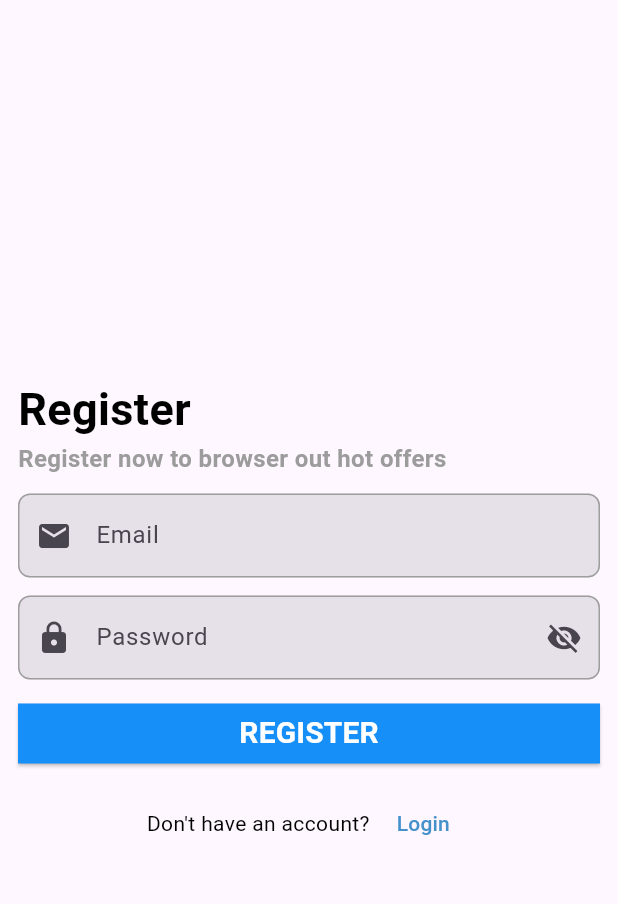
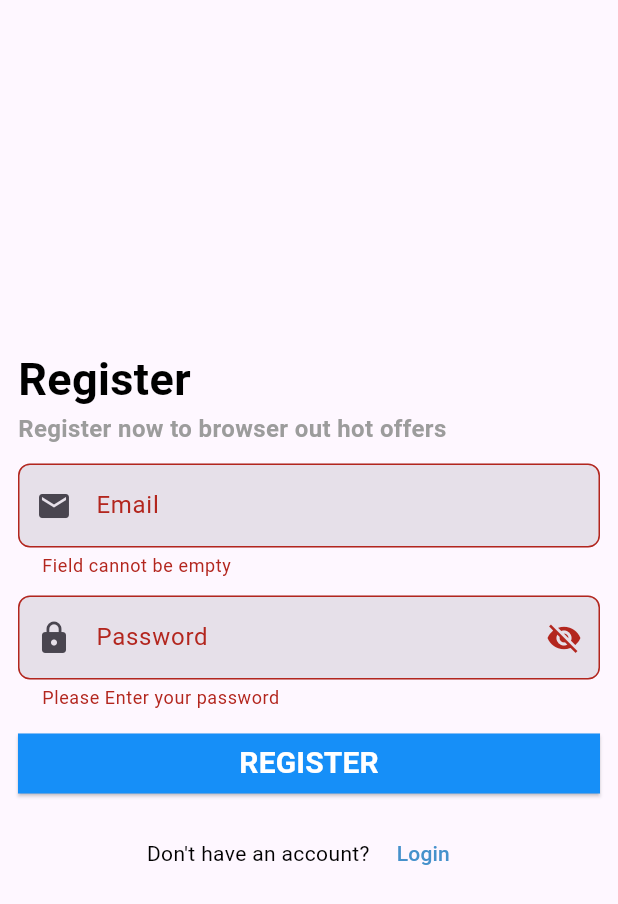
Before and after one commit to MahmoudKatr/chat_app, a Flutter app: the screen it shows after launch, after a tap on "Register", after a tap on "REGISTER", on a phone screen of 412 x 824 dp. Shown: the top 904 px of the screen. Run offline on Flutter 3.47's test engine with Material 3 defaults, Android fonts, the phone set to English and light mode, and no system bars; our stand-ins replace firebase_auth, firebase_core, flutter_bloc; accounts and stored records are empty.

Commit message:
Adding Login Register✅

```diff
--- a/lib/cubits/register_cubit/register_cubit.dart
+++ b/lib/cubits/register_cubit/register_cubit.dart
@@ -5,7 +5,7 @@ import 'package:shop_app/cubits/register_cubit/register_states.dart';
 class RegisterCubit extends Cubit<RegisterStates> {
   RegisterCubit() : super(RegisterInitialState());
 
-  Future<User?> login(String email, String password) async {
+  Future<User?> register(String email, String password) async {
     emit(RegisterLoading());
     try {
       final userCredential = await FirebaseAuth.instance
--- a/lib/features/authentications/register_screen.dart
+++ b/lib/features/authentications/register_screen.dart
@@ -1,7 +1,11 @@
 import 'package:flutter/material.dart';
+import 'package:flutter_bloc/flutter_bloc.dart';
 import 'package:shop_app/components/widget/custom_button.dart';
 import 'package:shop_app/components/widget/custom_text_filed.dart';
+import 'package:shop_app/cubits/register_cubit/register_cubit.dart';
+import 'package:shop_app/cubits/register_cubit/register_states.dart';
 import 'package:shop_app/features/authentications/login_screen.dart';
+import 'package:shop_app/features/chat/chat_screen.dart';
 
 class RegisterScreen extends StatefulWidget {
   const RegisterScreen({super.key});
@@ -13,11 +17,32 @@ class RegisterScreen extends StatefulWidget {
 class _RegisterScreenState extends State<RegisterScreen> {
   final TextEditingController _emailController = TextEditingController();
   final TextEditingController _passwordController = TextEditingController();
-  final _formKey = GlobalKey();
+  final GlobalKey<FormState> _formKey = GlobalKey<FormState>();
 
   bool isObsured = true;
   @override
   Widget build(BuildContext context) {
+    return BlocConsumer<RegisterCubit, RegisterStates>(
+      listener: (context, state) {
+        if (state is RegisterSuccess) {
+          ScaffoldMessenger.of(context).showSnackBar(
+            const SnackBar(
+              content: Text('Register Success'),
+              backgroundColor: Colors.green,
+            ),
+          );
+          Navigator.pushReplacement(context,
+              MaterialPageRoute(builder: (context) => const ChatScreen()));
+        } else if (state is RegisterFailure) {
+          ScaffoldMessenger.of(context).showSnackBar(
+            SnackBar(
+              content: Text(state.errorMessage),
+              backgroundColor: Colors.red,
+            ),
+          );
+        }
+      },
+      builder: (context, state) {
         return Scaffold(
           body: Padding(
             padding: const EdgeInsets.symmetric(horizontal: 12),
@@ -69,8 +94,8 @@ class _RegisterScreenState extends State<RegisterScreen> {
                           isObsured = !isObsured;
                         });
                       },
-                  icon:
-                      Icon(isObsured ? Icons.visibility_off : Icons.visibility),
+                      icon: Icon(
+                          isObsured ? Icons.visibility_off : Icons.visibility),
                     ),
                     prefixIcon: const Icon(Icons.lock),
                     labelText: "Password",
@@ -90,7 +115,14 @@ class _RegisterScreenState extends State<RegisterScreen> {
                   ),
                   CustomButton(
                     name: 'REGISTER',
-                onPressed: () {},
+                    onPressed: () {
+                      if (_formKey.currentState!.validate()) {
+                        final email = _emailController.text;
+                        final password = _passwordController.text;
+                        BlocProvider.of<RegisterCubit>(context)
+                            .register(email, password);
+                      }
+                    },
                   ),
                   const SizedBox(
                     height: 12,
@@ -120,5 +152,7 @@ class _RegisterScreenState extends State<RegisterScreen> {
             ),
           ),
         );
+      },
+    );
   }
 }
--- a/lib/main.dart
+++ b/lib/main.dart
@@ -1,19 +1,27 @@
+import 'package:firebase_core/firebase_core.dart';
 import 'package:flutter/material.dart';
+import 'package:flutter_bloc/flutter_bloc.dart';
+import 'package:shop_app/cubits/register_cubit/register_cubit.dart';
 import 'package:shop_app/features/authentications/login_screen.dart';
 
-void main() {
+void main() async {
+  WidgetsFlutterBinding.ensureInitialized();
+  await Firebase.initializeApp();
   runApp(const MyApp());
 }
 
 class MyApp extends StatelessWidget {
   const MyApp({super.key});
-
-  // This widget is the root of your application.
   @override
   Widget build(BuildContext context) {
-    return const MaterialApp(
-      debugShowCheckedModeBanner: false,
-      home: LoginScreen(),
+    return MultiBlocProvider(
+      providers: [
+        BlocProvider(create: (context) => RegisterCubit()),
+      ],
+      child: const MaterialApp(
+        debugShowCheckedModeBanner: false,
+        home: LoginScreen(),
+      ),
     );
   }
 }
```
Also changed, not shown: lib/features/chat/chat_screen.dart (+14 -0 lines), 1 other file. Lines whose indentation alone changed are shown as unchanged.
